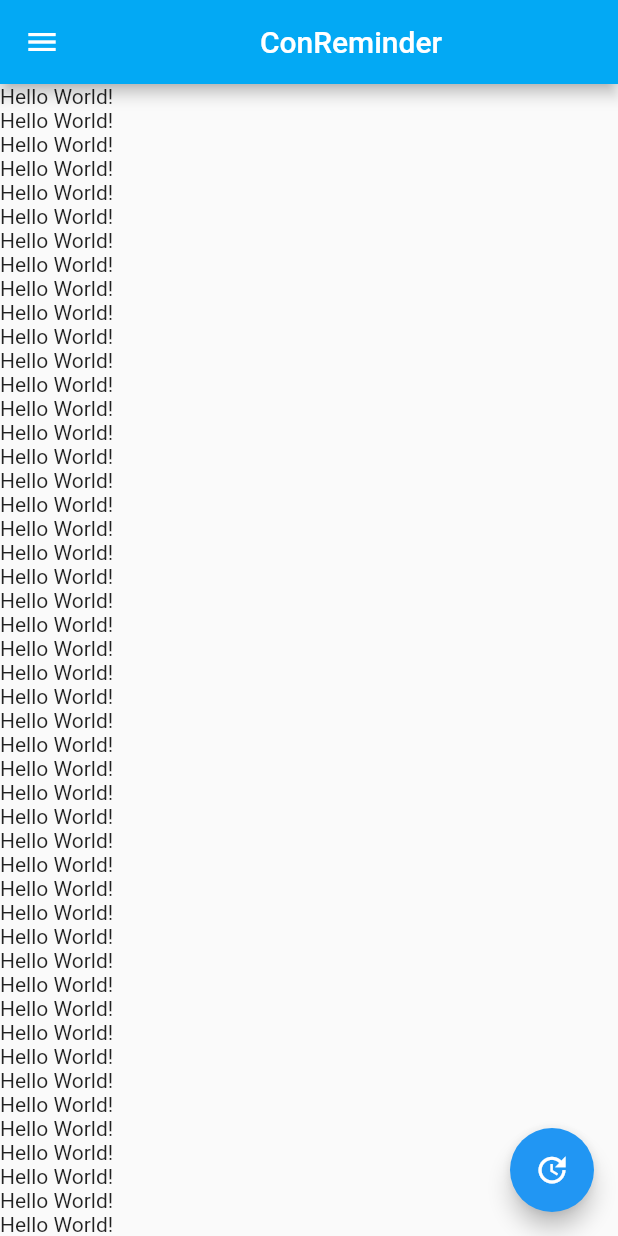
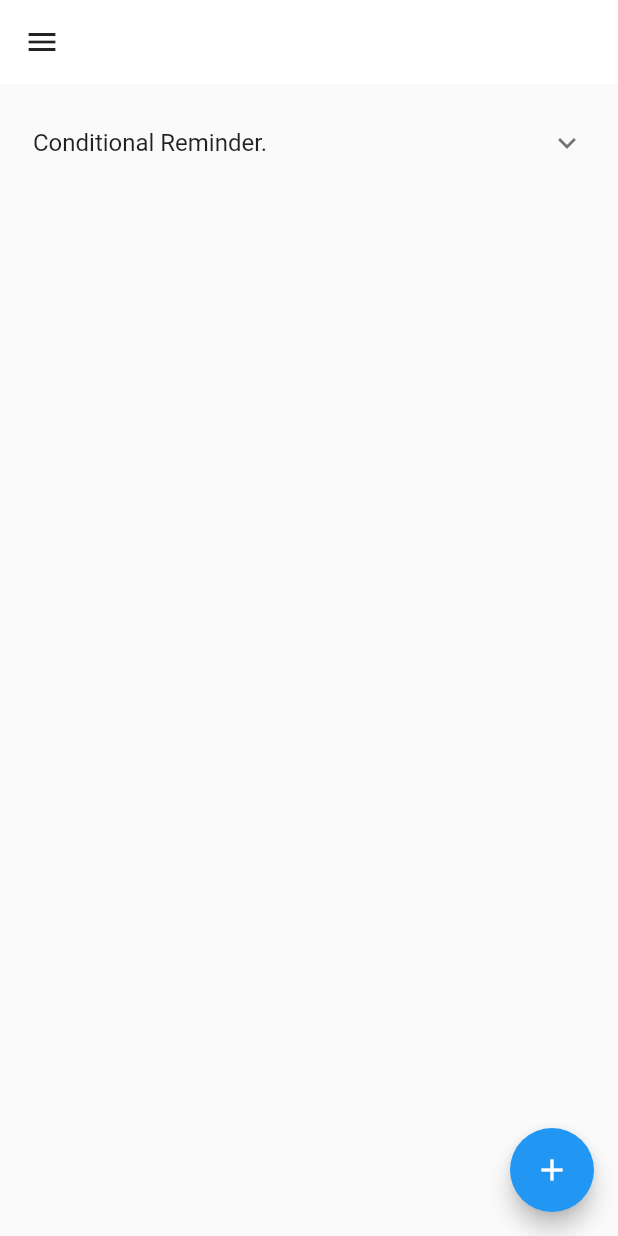
Before and after one commit to ShpresimMuja/GR, a Flutter app: the screen it shows after launch, on a phone screen of 412 x 824 dp. Run offline on Flutter 3.47's test engine with Material 2 defaults, Android fonts, the phone set to English and light mode, and no system bars.

```diff
--- a/myapp/lib/C_AppBar.dart
+++ b/myapp/lib/C_AppBar.dart
@@ -7,14 +7,16 @@ class C_AppBar extends StatefulWidget {
 }
 
 class _C_AppBarState extends State<C_AppBar> {
-  var cards = List.of(<Widget>[Text("Hello World!")]);
+  var cards = List.of(<Widget>[C_Card()]);
 
   @override
   Widget build(BuildContext context) {
     return Scaffold(
       appBar: AppBar(
         title: Center(child: Text("ConReminder")),
-        backgroundColor: Colors.lightBlue,
+         backgroundColor: Colors.white,
+        iconTheme: IconThemeData(color: Colors.black87),
+        elevation: 0,
       ),
       drawer: Drawer(
         child: ListView(
@@ -27,7 +29,7 @@ class _C_AppBarState extends State<C_AppBar> {
                       color: Colors.white,
                       fontWeight: FontWeight.bold)),
               decoration: BoxDecoration(
-                color: Colors.lightBlue,
+                color: Colors.white,
               ),
             ),
             ListTile(
@@ -42,14 +44,24 @@ class _C_AppBarState extends State<C_AppBar> {
         ),
       ),
       body: ListView.builder(
-        itemBuilder: (context, index) => cards[0],
-      ),
+          itemCount: cards.length,
+          itemBuilder: (context, index) => cards[index]
+            ),
       floatingActionButton: FloatingActionButton(
         onPressed: () {
-          //cards.add(Text("Hello World"));
+          setState(() {
+
+              cards.add(C_Card()
+
+
+
+              );
+
+          });
+
         },
         tooltip: 'Update Text',
-        child: Icon(Icons.update),
+        child: Icon(Icons.add),
       ),
     );
   }
--- a/myapp/lib/C_Card.dart
+++ b/myapp/lib/C_Card.dart
@@ -12,25 +12,23 @@ class _C_CardState extends State<C_Card> {
   Widget build(BuildContext context) {
     return Container(
          child: Padding(
-    padding: EdgeInsets.only(
+        padding: EdgeInsets.only(
         top: 10.0, left: 6.0, right: 6.0, bottom: 6.0),
         child: ExpansionTile(
         title: Text('Conditional Reminder.'),
         children: [
 
-          Container(  alignment: Alignment.centerLeft,
-            child:Padding(padding: EdgeInsets.all(10),child: Text("Condition:", style: TextStyle(fontSize: 23 , color: Colors.green))
+          Container(  alignment: Alignment.center,
+            child:Padding(padding: EdgeInsets.all(10),child: Text("Condition:", style: TextStyle(fontSize: 20 , color: Colors.green))
           )
           ),
 
           Padding(padding:EdgeInsets.all(10), child: Row( mainAxisAlignment: MainAxisAlignment.spaceEvenly,    children: <Widget>[
 
               Text("Coin"),
-              ChooseModalBottomSheet(name: "Select Coin: ",),
-              Text("Reaches"),
+              ChooseModalBottomSheet(name: "Select Coin: "),
               SizedBox( width: 80 , child: TextField(
              decoration: InputDecoration(
-             border: OutlineInputBorder(),
             labelText: 'Value:')
           //autofocus: true,
               )),
@@ -44,8 +42,8 @@ class _C_CardState extends State<C_Card> {
           )
           ),
 
-          Container(  alignment: Alignment.centerLeft,
-            child:Padding(padding: EdgeInsets.all(10),child: Text("Action:", style: TextStyle(fontSize: 23 , color: Colors.green))
+          Container(  alignment: Alignment.center,
+            child:Padding(padding: EdgeInsets.all(10),child: Text("Action:", style: TextStyle(fontSize: 22 , color: Colors.green))
           )
           ),
          Padding(padding: EdgeInsets.all(10),  child: ChooseModalBottomSheet(name: "Select Action")),
--- a/myapp/pubspec.yaml
+++ b/myapp/pubspec.yaml
@@ -23,6 +23,8 @@ environment:
 dependencies:
   flutter:
     sdk: flutter
+  typicons_flutter: ^0.2.1
+  http: ^0.13.3
 
 
   # The following adds the Cupertino Icons font to your application.
```
Also changed, not shown: myapp/lib/ChooseModalBottomSheet.dart (+56 -22 lines), myapp/lib/ItemsCard.dart (added, +212 -0 lines), myapp/flutter_01.png (added), myapp/pubspec.lock.
